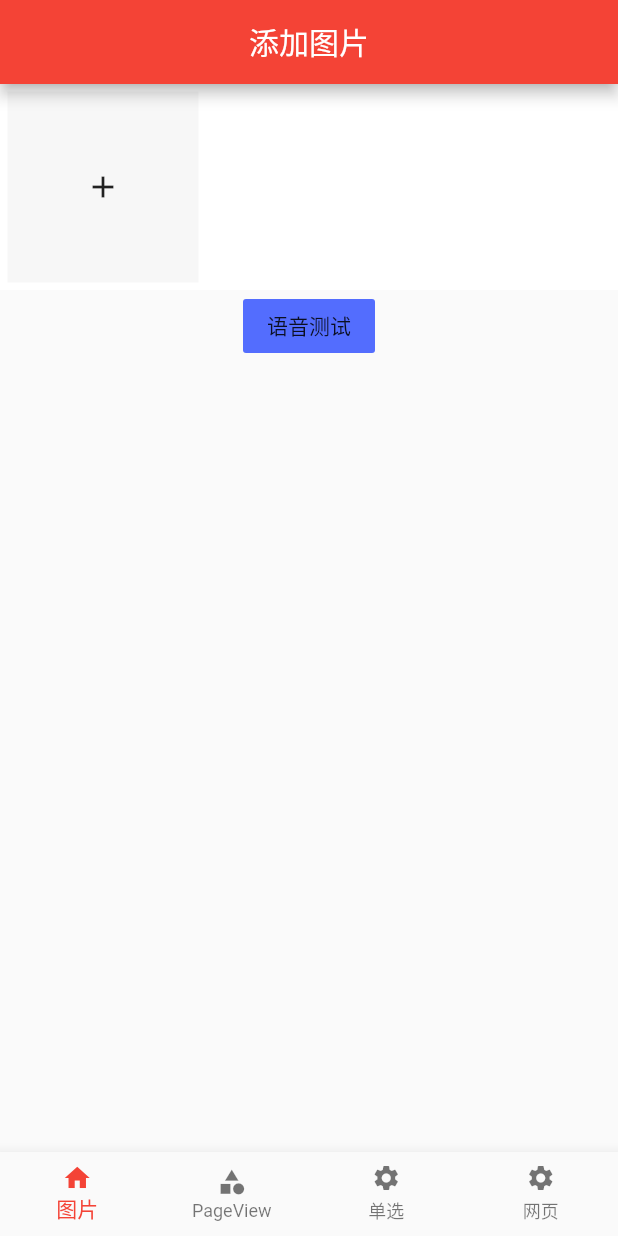
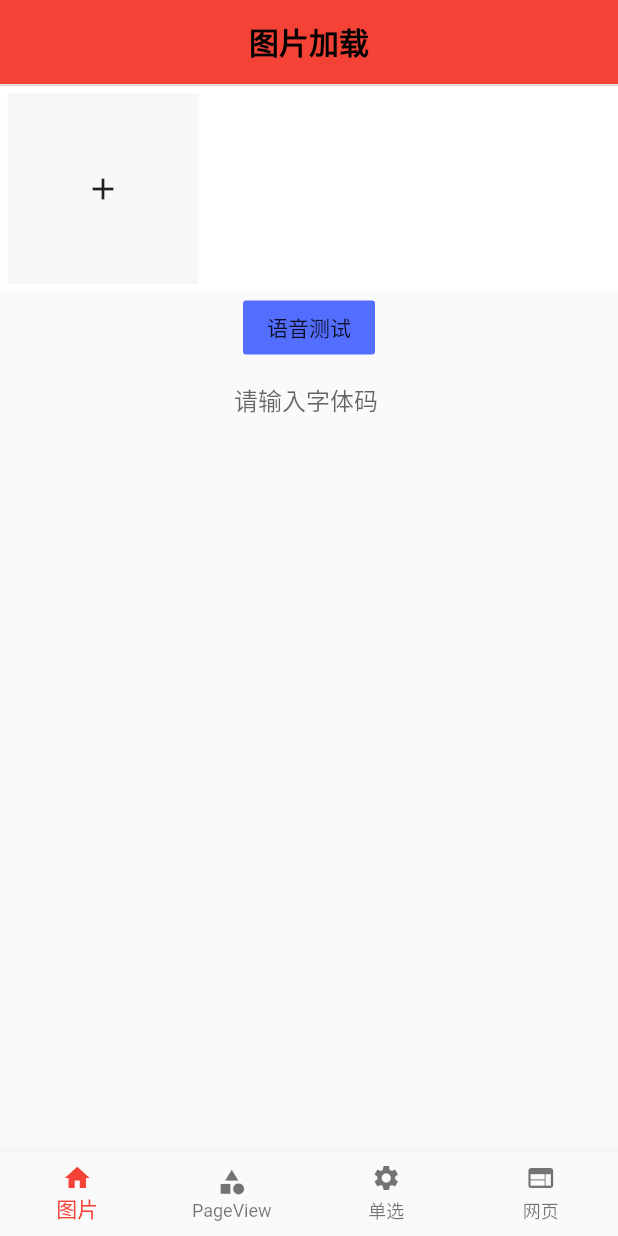
Before and after one commit to Ein-xinlong/flutter_text, a Flutter app: the screen it shows after launch, on a phone screen of 412 x 824 dp. Run offline on Flutter 3.47's test engine with Material 2 defaults, Android fonts, the phone set to English and light mode, and no system bars; our stand-ins replace image_picker, webview_flutter; missing offline and left inert: common_utils, heic_to_jpg, photo, photo_manager, tts.

Commit message:
修改demo名称，增加commitUI，所有toolbar换成通用AnAppbar， 修复单选列表不能居中的问题，

```diff
--- a/lib/MainTabs.dart
+++ b/lib/MainTabs.dart
@@ -30,7 +30,7 @@ class _TabsState extends State<Tabs> {
     return Container(
       child: Scaffold(
 
-
+        resizeToAvoidBottomPadding:false,
         // 设置需要显示的内容。
         body: this._pageList[this._currentIndex],
         //创建tabbar
@@ -52,7 +52,7 @@ class _TabsState extends State<Tabs> {
             BottomNavigationBarItem(icon: Icon(Icons.home), label: "图片"),
             BottomNavigationBarItem(icon: Icon(Icons.category), label: "PageView"),
             BottomNavigationBarItem(icon: Icon(Icons.settings), label: "单选"),
-            BottomNavigationBarItem(icon: Icon(Icons.settings), label: "网页"),
+            BottomNavigationBarItem(icon: Icon(Icons.web), label: "网页"),
           ],
         ),
       ),
--- /dev/null
+++ b/lib/commitUI/appbar.dart
@@ -0,0 +1,65 @@
+import 'package:flutter/cupertino.dart';
+import 'package:flutter/material.dart';
+
+
+
+class AnAppbar {
+  String titleContent; //appbar只有文字，存在这个则titleWidget不生效
+  Widget titleWidget; //中间位置widget
+  Function backPressCallback; //为null，则不展示返回
+  Widget actionWidget; //右侧action
+
+  AnAppbar(
+      {this.titleContent,
+        this.titleWidget,
+        this.backPressCallback,
+        this.actionWidget});
+
+  AppBar buildAppBar() {
+    return AppBar(
+        backgroundColor: Colors.red,
+        elevation: 0,
+        bottom: PreferredSize(
+          preferredSize: Size.fromHeight(1),
+          child: Container(
+            width: double.infinity,
+            color: Color(0xFFE8E8E8),
+            height: 1,
+          ),
+        ),
+        brightness: Brightness.light,
+        centerTitle: true,
+        title: titleContent == null
+            ? titleWidget == null
+            ? Container()
+            : titleWidget
+            : createText(titleContent, 20, Colors.black,
+            fontWeight: FontWeight.bold),
+        actions: <Widget>[
+          actionWidget == null ? Container() : actionWidget,
+        ],
+        leading: Visibility(
+          visible: backPressCallback != null,
+          child: IconButton(
+              alignment: Alignment.centerLeft,
+              padding: EdgeInsets.only(left: 15),
+              icon: Icon(
+                Icons.arrow_back_ios_rounded,
+                color: Colors.black,
+              ),
+              splashColor: Colors.transparent,
+              highlightColor: Colors.transparent,
+              onPressed: backPressCallback),
+        ));
+  }
+}
+
+Text createText(String str, double fontSize, Color fontColor,
+    {FontWeight fontWeight = FontWeight.normal}) {
+  return Text(str,
+      overflow: TextOverflow.ellipsis,
+      style: TextStyle(
+          color: fontColor,
+          fontSize: fontSize,
+          fontWeight: fontWeight));
+}
--- a/lib/image.dart
+++ b/lib/image.dart
@@ -1,4 +1,5 @@
 import 'package:flutter/material.dart';
+import 'package:flutter/services.dart';
 
 
 import 'package:photo/photo.dart';
@@ -8,6 +9,7 @@ import 'package:image_picker/image_picker.dart';
 import 'package:heic_to_jpg/heic_to_jpg.dart';
 import 'package:untitled/utils/toash.dart';
 import 'package:untitled/utils/tts.dart';
+import 'package:untitled/commitUI/appbar.dart';
 const double itemSpace = 10.0;
 const double space = 5.0; //上下左右间距
 const double deleBtnWH = 20.0;
@@ -60,13 +62,11 @@ class _JhPhotoPickerToolState extends State<JhPhotoPickerTool> {
     int columnCount = _imgData.length > 6 ? 3 : _imgData.length <= 3 ? 1 : 2;
 
     return Scaffold(
-      appBar: AppBar(
-        leading: null,
-        automaticallyImplyLeading: false,
-        title: Text("添加图片"),
-        centerTitle: true,
-        backgroundColor: Colors.red,
-      ),
+        resizeToAvoidBottomPadding:false,
+      appBar: AnAppbar(
+        titleContent: "图片加载",
+        backPressCallback: null
+      ).buildAppBar(),
       body: Column(
         children: [
           Container(
@@ -100,7 +100,32 @@ class _JhPhotoPickerToolState extends State<JhPhotoPickerTool> {
                   })),
           FlatButton(onPressed: (){
             TtsHelper.instance.setLanguageAndSpeak("你好我是测试语音", "zh");
-          }, child:Text("语音测试"),color: Colors.indigoAccent,)
+          }, child:Text("语音测试"),color: Colors.indigoAccent,),
+          Container(
+            width: 100,
+            child: TextField(
+              maxLines: 1,//最大行数
+              decoration: InputDecoration(
+                hintText: "请输入字体码",
+                border: InputBorder.none,
+              ),
+
+              textInputAction: TextInputAction.done,
+              inputFormatters: [
+                LengthLimitingTextInputFormatter(50)
+
+              ],
+
+              onChanged: (text) {
+                //内容改变的回调
+                print('change $text');
+              },
+              onSubmitted: (text) {
+                //内容提交(按回车)的回调
+                print('submit $text');
+              },
+            ),
+          )
         ],
       ),
     );
--- a/lib/main.dart
+++ b/lib/main.dart
@@ -14,6 +14,8 @@ class MyApp extends StatelessWidget {
     return MaterialApp(
       title: _title,
       home: Scaffold(
+
+        resizeToAvoidBottomPadding:false,
         body: Tabs(),
       ),
     );
--- a/pubspec.yaml
+++ b/pubspec.yaml
@@ -15,7 +15,7 @@ publish_to: 'none' # Remove this line if you wish to publish to pub.dev
 # In iOS, build-name is used as CFBundleShortVersionString while build-number used as CFBundleVersion.
 # Read more about iOS versioning at
 # https://developer.apple.com/library/archive/documentation/General/Reference/InfoPlistKeyReference/Articles/CoreFoundationKeys.html
-version: 1.0.0+3
+version: 1.0.0+4
 
 environment:
   sdk: ">=2.7.0 <3.0.0"
```
Also changed, not shown: lib/StateRadioBoxDemoPage.dart (+26 -28 lines), lib/commitUI/button.dart (added, +209 -0 lines), lib/commitUI/dialog.dart (added, +175 -0 lines), lib/commitUI/loding.dart (added, +59 -0 lines), lib/pageview.dart (+6 -7 lines), lib/utils/back_press_channel.dart (added, +77 -0 lines), lib/webview.dart (+7 -7 lines), 1 other file.
